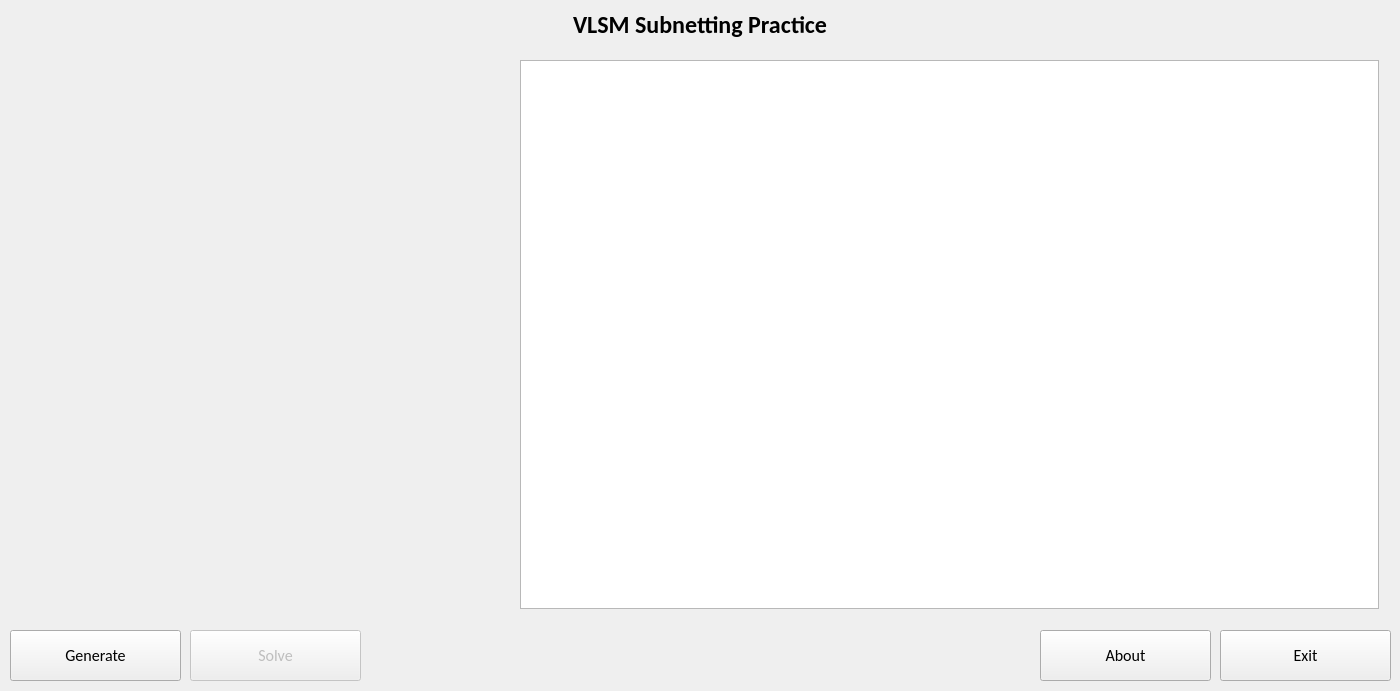
davidxvuong/VLSMSubnettingPractice, file VLSMSubnettingPracticeUI/vlsmsubnettingpracticeui.ui: the form before one commit.
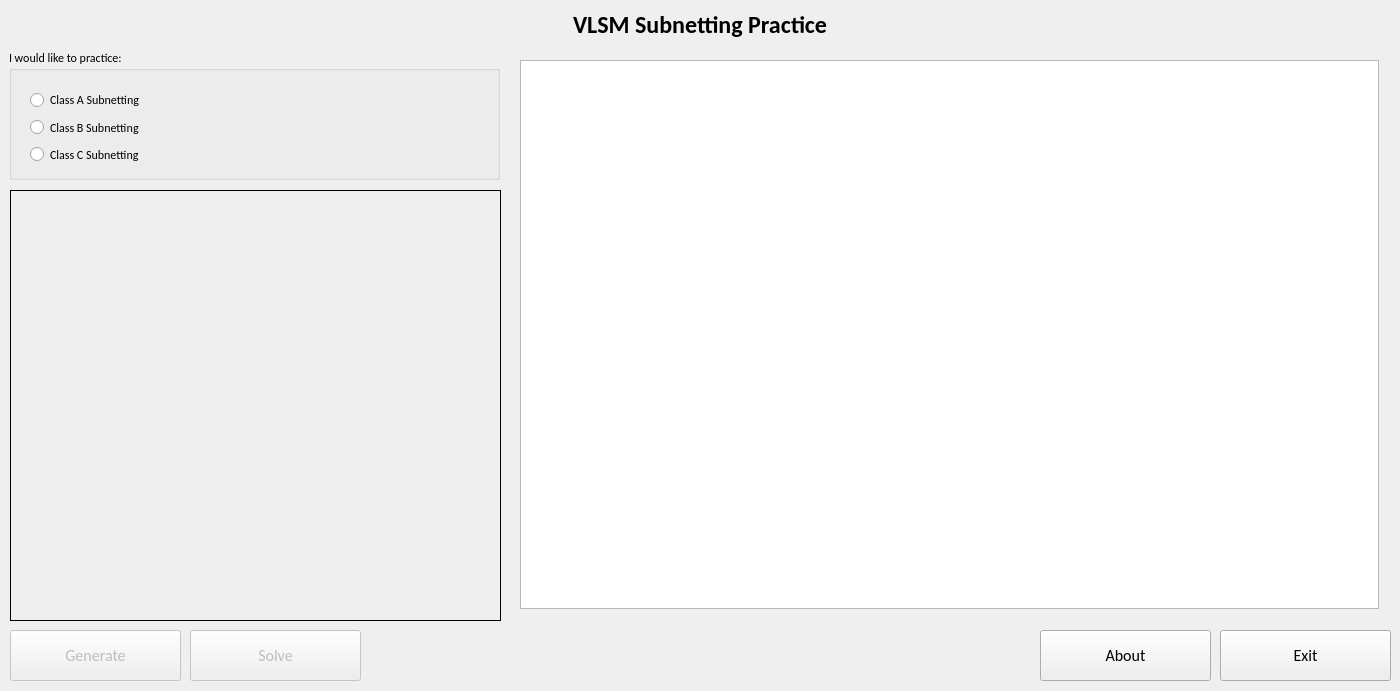
The form after the commit.

What changed in the file:
```diff
--- a/VLSMSubnettingPracticeUI/vlsmsubnettingpracticeui.ui
+++ b/VLSMSubnettingPracticeUI/vlsmsubnettingpracticeui.ui
@@ -40,34 +40,6 @@
     <set>Qt::AlignCenter</set>
    </property>
   </widget>
-  <widget class="QWidget" name="horizontalLayoutWidget">
-   <property name="geometry">
-    <rect>
-     <x>10</x>
-     <y>49</y>
-     <width>491</width>
-     <height>571</height>
-    </rect>
-   </property>
-   <layout class="QHBoxLayout" name="horizontalLayout">
-    <item>
-     <widget class="QLabel" name="lblQuestion">
-      <property name="enabled">
-       <bool>true</bool>
-      </property>
-      <property name="text">
-       <string/>
-      </property>
-      <property name="alignment">
-       <set>Qt::AlignLeading|Qt::AlignLeft|Qt::AlignTop</set>
-      </property>
-      <property name="wordWrap">
-       <bool>true</bool>
-      </property>
-     </widget>
-    </item>
-   </layout>
-  </widget>
   <widget class="QWidget" name="horizontalLayoutWidget_2">
    <property name="geometry">
     <rect>
@@ -88,6 +60,9 @@
    </layout>
   </widget>
   <widget class="QPushButton" name="btnGenerate">
+   <property name="enabled">
+    <bool>false</bool>
+   </property>
    <property name="geometry">
     <rect>
      <x>10</x>
@@ -166,6 +141,83 @@
     <string>Solve</string>
    </property>
   </widget>
+  <widget class="QLabel" name="lblQuestion">
+   <property name="enabled">
+    <bool>true</bool>
+   </property>
+   <property name="geometry">
+    <rect>
+     <x>10</x>
+     <y>190</y>
+     <width>491</width>
+     <height>431</height>
+    </rect>
+   </property>
+   <property name="frameShape">
+    <enum>QFrame::Box</enum>
+   </property>
+   <property name="text">
+    <string/>
+   </property>
+   <property name="alignment">
+    <set>Qt::AlignLeading|Qt::AlignLeft|Qt::AlignTop</set>
+   </property>
+   <property name="wordWrap">
+    <bool>true</bool>
+   </property>
+  </widget>
+  <widget class="QGroupBox" name="grpOptions">
+   <property name="geometry">
+    <rect>
+     <x>9</x>
+     <y>49</y>
+     <width>491</width>
+     <height>131</height>
+    </rect>
+   </property>
+   <property name="font">
+    <font>
+     <family>Calibri</family>
+     <pointsize>9</pointsize>
+    </font>
+   </property>
+   <property name="title">
+    <string>I would like to practice:</string>
+   </property>
+   <widget class="QWidget" name="verticalLayoutWidget">
+    <property name="geometry">
+     <rect>
+      <x>10</x>
+      <y>29</y>
+      <width>471</width>
+      <height>98</height>
+     </rect>
+    </property>
+    <layout class="QVBoxLayout" name="verticalLayout">
+     <item>
+      <widget class="QRadioButton" name="rdbClassA">
+       <property name="text">
+        <string>Class A Subnetting</string>
+       </property>
+      </widget>
+     </item>
+     <item>
+      <widget class="QRadioButton" name="rdbClassB">
+       <property name="text">
+        <string>Class B Subnetting</string>
+       </property>
+      </widget>
+     </item>
+     <item>
+      <widget class="QRadioButton" name="rdbClassC">
+       <property name="text">
+        <string>Class C Subnetting</string>
+       </property>
+      </widget>
+     </item>
+    </layout>
+   </widget>
+  </widget>
  </widget>
  <layoutdefault spacing="6" margin="11"/>
  <resources/>
```
